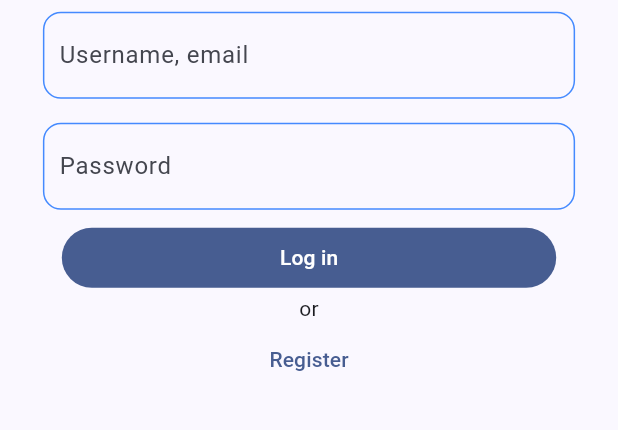
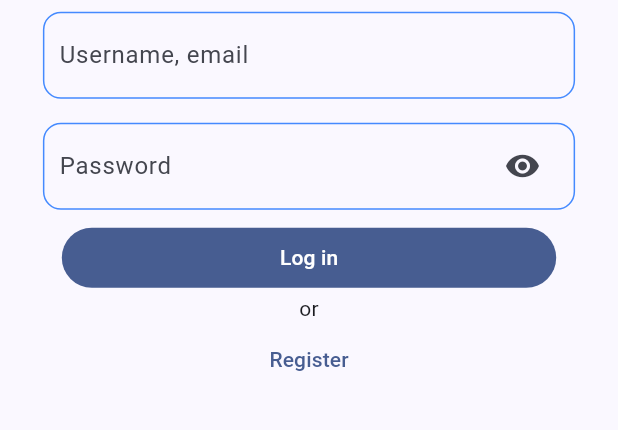
Before and after one commit to sudharshanakshay/fraction, a Flutter app: the screen it shows after launch, after a tap on "Log in", on a phone screen of 412 x 824 dp, the part 442-872 px from its top. Run offline on Flutter 3.47's test engine with Material 2 defaults, Android fonts, the phone set to English and light mode, and no system bars; our stand-ins replace cloud_firestore, firebase_auth, firebase_core, google_sign_in; missing offline and left inert: dart:ffi, firebase_ui_auth; accounts and stored records are empty; network calls fail.

Commit message:
create profile & retrive on sign-in

```diff
--- a/lib/main.dart
+++ b/lib/main.dart
@@ -3,6 +3,7 @@ import 'package:firebase_core/firebase_core.dart';
 import 'package:firebase_ui_auth/firebase_ui_auth.dart';
 import 'package:flutter/material.dart';
 import 'package:fraction/screens/add_expense.dart';
+import 'package:fraction/screens/app_drawer.dart';
 import 'package:fraction/screens/profile.dart';
 import 'package:fraction/screens/sign_in.dart';
 import 'package:fraction/screens/view_expense.dart';
@@ -57,8 +58,13 @@ class MyApp extends StatelessWidget {
           colorScheme: ColorScheme.fromSeed(seedColor: themeColor),
           useMaterial3: true,
         ),
-      home: const MyHomePage(title: 'Fraction'),
-    );
+        //home: const MyHomePage(title: 'Fraction'),
+        home: Consumer<ApplicationState>(
+            builder: (context, appState, _) => !appState.loggedIn
+                ? const SignInPage(
+                    title: 'Fraction',
+                  )
+                : const MyHomePage(title: 'Fraction')));
   }
 }
 
@@ -104,12 +110,7 @@ class _MyHomePageState extends State<MyHomePage> {
     // The Flutter framework has been optimized to make rerunning build methods
     // fast, so that you can just rebuild anything that needs updating rather
     // than having to individually change instances of widgets.
-    return Consumer<ApplicationState>(
-        builder: (context, appState, _) => !appState.loggedIn
-            ? SignInPage(
-                title: widget.title,
-              )
-            : Scaffold(
+    return Scaffold(
         appBar: AppBar(
           // TRY THIS: Try changing the color here to a specific color (to
           // Colors.amber, perhaps?) and trigger a hot reload to see the AppBar
@@ -130,6 +131,7 @@ class _MyHomePageState extends State<MyHomePage> {
                 icon: const Icon(Icons.person_outline_rounded)),
           ],
         ),
+        drawer: FractionAppDrawer(),
         body: Center(child: _widgetOptions.elementAt(_selectedIndex)),
         //body: SignInPage(),
         // floatingActionButton: FloatingActionButton(
@@ -154,7 +156,7 @@ class _MyHomePageState extends State<MyHomePage> {
           currentIndex: _selectedIndex,
           onTap: _onItemTapped,
           //selectedItemColor: Colors.amber[800],
-                )));
+        ));
 
     /**/
   }
--- a/lib/model/fraction_user.dart
+++ /dev/null
@@ -1,5 +0,0 @@
-class FractionUser {
-  String name = '';
-  String email = '';
-  String profilePicture = '';
-}
--- a/lib/screens/sign_in.dart
+++ b/lib/screens/sign_in.dart
@@ -1,7 +1,8 @@
 import 'package:flutter/material.dart';
 import 'package:fraction/screens/register.dart';
-
-import '../services/auth/auth.dart';
+import 'package:provider/provider.dart';
+import '../services/app_state.dart';
+import '../main.dart';
 import '../widgets/input_text_field.dart';
 
 class SignInPage extends StatefulWidget {
@@ -19,16 +20,10 @@ class SignInPageState extends State<SignInPage> {
 
   @override
   build(context) {
-    return Scaffold(
-      // appBar: AppBar(
-      //   // TRY THIS: Try changing the color here to a specific color (to
-      //   // Colors.amber, perhaps?) and trigger a hot reload to see the AppBar
-      //   // change color while the other colors stay the same.
-      //   backgroundColor: Theme.of(context).colorScheme.inversePrimary,
-      //   // Here we take the value from the MyHomePage object that was created by
-      //   // the App.build method, and use it to set our appbar title.
-      //   title: Text(widget.title),
-      // ),
+    return Consumer<ApplicationState>(
+      builder: (context, appState, _) => appState.loggedIn ? const MyHomePage(title: 'Fraction',) :
+       Scaffold(
+
         body: Center(
           child: Column(
             mainAxisAlignment: MainAxisAlignment.center,
@@ -37,14 +32,13 @@ class SignInPageState extends State<SignInPage> {
                 'Welcome to Fraction',
                 style: TextStyle(fontSize: 20),
               ),
-            inputTextField(_emailStringController, 'Username, email'),
-            inputTextField(_passwordStringController, 'Password',
-                obsecure: true),
+              CustomInputFormField( controller: _emailStringController, label: 'Username, email',),
+              CustomInputFormField( controller: _passwordStringController, label: 'Password', obsecure: true,),
               FractionallySizedBox(
                 widthFactor: 0.8,
                 child: FilledButton(
                     onPressed: () {
-                    emailSignInUser(_emailStringController.text,
+                      appState.emailSignInUser(_emailStringController.text,
                           _passwordStringController.text);
                     },
                     child: const Text('Log in')),
@@ -72,6 +66,7 @@ class SignInPageState extends State<SignInPage> {
             ],
           ),
         ),
+      ),
     );
   }
 }
--- a/lib/screens/view_expense.dart
+++ b/lib/screens/view_expense.dart
@@ -64,8 +64,6 @@ class ViewExpenseLayoutState extends State<ViewExpenseLayout> {
     return StreamBuilder(
         stream: FirebaseFirestore.instance.collection('expense').snapshots(),
         builder: (context, snapshot) {
-          print('------------------------------------------------------');
-          print(snapshot.data?.docs);
           if (!snapshot.hasData) {
             return const Center(child: Text('Loading ...'));
           }
--- a/lib/services/app_state.dart
+++ b/lib/services/app_state.dart
@@ -4,6 +4,7 @@ import 'package:firebase_core/firebase_core.dart';
 import 'package:firebase_ui_auth/firebase_ui_auth.dart';
 import 'package:flutter/material.dart';
 import '../firebase_options.dart';
+import 'auth/profile.dart';
 
 class ApplicationState extends ChangeNotifier {
   ApplicationState() {
@@ -12,10 +13,17 @@ class ApplicationState extends ChangeNotifier {
 
   bool _loggedIn = false;
   bool get loggedIn => _loggedIn;
-  var _userName = '';
-  String get userName => _userName;
-  var _emailId = '';
-  String get emailId => _emailId;
+
+  String? _currentUserName = 'name';
+  String get currentUserName => _currentUserName ?? 'name not set';
+
+  String? _currentUserEmail = 'email';
+  String get currentUserEmail => _currentUserEmail ?? 'email not set';
+
+  List? _groupIds = [];
+  List get groupIds => _groupIds?? [];
+
+  // Map profileInfo;
 
   // ------------- Firebase Initailization -------------
 
@@ -30,16 +38,34 @@ class ApplicationState extends ChangeNotifier {
     FirebaseAuth.instance.userChanges().listen((user) {
       if (user != null) {
         _loggedIn = true;
-        try {
-          _userName = user.displayName!;
-          _emailId = user.email!;
-        } catch (e) {
-          print(e);
-        }
       } else {
         _loggedIn = false;
       }
       notifyListeners();
     });
   }
+
+  Future<void> emailSignInUser(String emailAddress, String password) async {
+  try {
+    final currentUserDetails = await FirebaseAuth.instance
+        .signInWithEmailAndPassword(email: emailAddress, password: password)
+        .then((credentials) {
+          return getCurrentUserProfile(credentials.user?.email);
+        });
+
+        _currentUserEmail = currentUserDetails['email'];
+        _currentUserName = currentUserDetails['name'];
+        _groupIds = currentUserDetails['group_id'];
+
+        getCurrentUserProfile(_currentUserEmail);
+
+  } on FirebaseAuthException catch (e) {
+    if (e.code == 'user-not-found') {
+      print('No user found for that email.');
+    } else if (e.code == 'wrong-password') {
+      print('Wrong password provided for that user.');
+    }
+  }
 }
+
+}
--- a/lib/services/auth/auth.dart
+++ b/lib/services/auth/auth.dart
@@ -35,7 +35,7 @@ Future<void> emailRegisterUser(
       email: emailAddress,
       password: password,
     );
-    addProfile(name, emailAddress, name);
+    createUserProfile(name, emailAddress, name);
   } on FirebaseAuthException catch (e) {
     if (e.code == 'weak-password') {
       print('The password provided is too weak.');
--- a/lib/widgets/input_text_field.dart
+++ b/lib/widgets/input_text_field.dart
@@ -1,8 +1,32 @@
 import 'package:flutter/material.dart';
 
-Widget inputTextField(TextEditingController controller, String label,
-    {bool obsecure = false}) {
-  return FractionallySizedBox(
+class CustomInputFormField extends StatefulWidget{
+  const CustomInputFormField({Key? key, required this.controller, required this.label, this.obsecure = false}) : super(key: key);
+
+  final TextEditingController controller;
+  final String label;
+  final bool obsecure;
+
+  @override
+  State<StatefulWidget> createState() => CustomInputFormFieldState();
+}
+
+
+class CustomInputFormFieldState extends State<CustomInputFormField>{
+
+
+  late bool _passwordVisible;
+
+
+  @override
+  void initState() {
+    super.initState();
+    _passwordVisible = false;
+  }
+
+  @override
+  Widget build( context){
+    return FractionallySizedBox(
     widthFactor: 0.9,
     child: Container(
       margin: const EdgeInsets.all(8),
@@ -12,13 +36,33 @@ Widget inputTextField(TextEditingController controller, String label,
       ),
       child: Padding(
         padding: const EdgeInsets.only(left: 10, right: 10),
-        child: TextField(
-          obscureText: obsecure,
-          controller: controller,
+        child: TextFormField(
+          obscureText: widget.obsecure && _passwordVisible,
+          controller: widget.controller,
           decoration:
-              InputDecoration(label: Text(label), border: InputBorder.none),
+              InputDecoration(
+                label: Text(widget.label),
+                border: InputBorder.none,
+                suffixIcon: widget.obsecure ? IconButton(
+                  icon: Icon( _passwordVisible ?
+                      Icons.visibility_off : Icons.visibility
+                  ),
+                  onPressed: (){
+                    setState(() {
+                      _passwordVisible = !_passwordVisible;
+                    });
+                  },
+                ) : const SizedBox(width: 0.0, height: 0.0),
+                ),
         ),
       ),
     ),
   );
+  }
 }
+
+
+// Widget CustomInputFormField(TextEditingController controller, String label,
+//     {bool obsecure = false}) {
+//   return
+// }
```
Also changed, not shown: lib/model/user.dart (added, +12 -0 lines), lib/screens/app_drawer.dart (added, +35 -0 lines), lib/screens/profile.dart (+7 -5 lines), lib/screens/register.dart (+10 -4 lines), lib/services/auth/profile.dart (+20 -2 lines), lib/services/expense.dart (added). Lines whose indentation alone changed are shown as unchanged.
